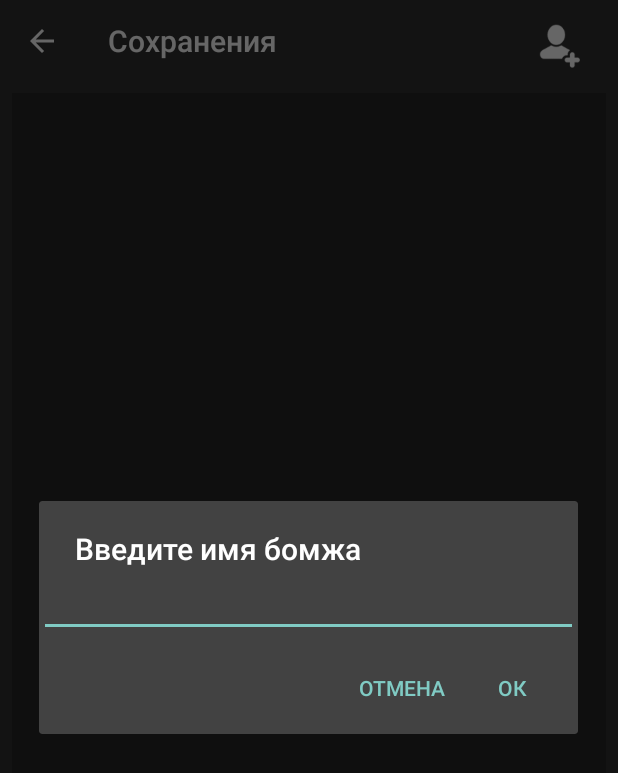
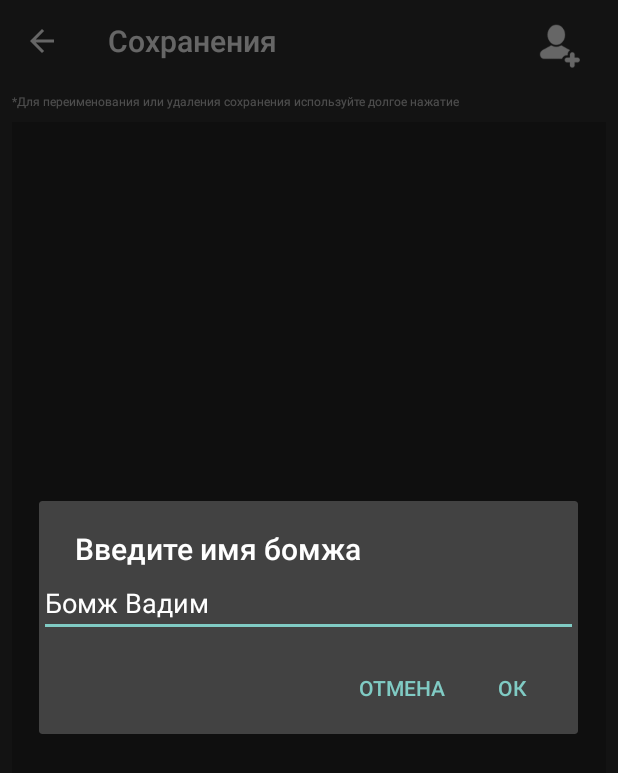
Before and after one commit to rpuxa/Bomjara2, an Android app: the SavesActivity screen opened directly, with no data from a screen before it, after a tap on an icon or button, on a phone screen of 412 x 824 dp. Shown: the top 773 px of the screen. Run offline under Robolectric (Android 15) with nearby library versions, the phone set to English and light mode, and no system bars.

Commit message:
fixed tips

```diff
--- a/app/src/main/java/ru/rpuxa/bomjara2/activities/MenuActivity.kt
+++ b/app/src/main/java/ru/rpuxa/bomjara2/activities/MenuActivity.kt
@@ -16,6 +16,7 @@ class MenuActivity : AppCompatActivity() {
 
     override fun onCreate(savedInstanceState: Bundle?) {
         super.onCreate(savedInstanceState)
+        TipFragment.allTips.clear()
         SaveLoader.load(filesDir)
         setContentView(R.layout.main_menu)
         saves.setOnClickListener {
--- a/app/src/main/java/ru/rpuxa/bomjara2/activities/SavesActivity.kt
+++ b/app/src/main/java/ru/rpuxa/bomjara2/activities/SavesActivity.kt
@@ -1,7 +1,6 @@
 package ru.rpuxa.bomjara2.activities
 
 import android.annotation.SuppressLint
-import android.app.Dialog
 import android.os.Bundle
 import android.support.v7.app.AlertDialog
 import android.support.v7.app.AppCompatActivity
@@ -37,7 +36,7 @@ class SavesActivity : AppCompatActivity() {
         recycler.adapter = savesAdapter
 
         new_save.setOnClickListener {
-            pickNameDialog { name ->
+            pickNameDialog(randName) { name ->
                 startGame(Player(random.nextLong(), name, false))
             }
         }
@@ -47,30 +46,25 @@ class SavesActivity : AppCompatActivity() {
 
     }
 
-    private fun pickNameDialog(startName: String = "", onName: (String) -> Unit) {
-        var dialog = null as Dialog?
-        val builder = AlertDialog.Builder(this)
-        builder.setTitle("Введите имя бомжа")
-
-        val nameEditText = EditText(this)
-        nameEditText.setText(startName)
-        builder.setView(nameEditText)
-
-        builder.setPositiveButton("Ок") { _, _ ->
+    private fun pickNameDialog(startName: String, onName: (String) -> Unit) {
+        val nameEditText = EditText(this).apply {
+            setText(startName)
+            hint = "Имя"
+            setSelection(text.length)
+        }
+        AlertDialog.Builder(this)
+                .setTitle("Введите имя бомжа")
+                .setView(nameEditText)
+                .setPositiveButton("Ок") { _, _ ->
                     val name = nameEditText.text.toString()
                     if (name.length < 4) {
                         toast("Имя должно быть не меньше 4 символов")
                         return@setPositiveButton
                     }
-            dialog!!.dismiss()
                     onName(name)
                 }
-
-        builder.setNegativeButton("Отмена") { _, _ ->
-            dialog!!.dismiss()
-        }
-
-        dialog = builder.show()
+                .setNegativeButton("Отмена", null)
+                .show()
     }
 
     private fun startGame(player: Player) {
@@ -126,23 +120,20 @@ class SavesActivity : AppCompatActivity() {
             popup.setOnMenuItemClickListener {
                 when (it.itemId) {
                     R.id.rename -> {
-                        pickNameDialog { newName ->
+                        pickNameDialog(save.name) { newName ->
                             save.name = newName
                             notifyItemChanged(holder.adapterPosition)
                         }
                     }
                     R.id.delete -> {
-                        var dialog = null as Dialog?
-                        dialog = AlertDialog.Builder(holder.view.context)
+                        AlertDialog.Builder(holder.view.context)
                                 .setTitle("Удалить сохранение?")
                                 .setPositiveButton("Удалить") { _, _ ->
                                     SaveLoader.delete(save)
                                     toast("Удалено")
                                     notifyItemRemoved(holder.adapterPosition)
                                 }
-                                .setNegativeButton("Отмена") { _, _ ->
-                                    dialog!!.dismiss()
-                                }
+                                .setNegativeButton("Отмена", null)
                                 .show()
                     }
                 }
@@ -157,4 +148,12 @@ class SavesActivity : AppCompatActivity() {
         SaveLoader.save(filesDir)
         super.onPause()
     }
+
+    companion object {
+        val names = arrayOf(
+                "Геннадий", "Василий", "Анатолий", "Семён", "Вадим"
+        )
+
+        val randName get() = "Бомж ${names[random.nextInt(names.size)]}"
     }
+}
--- a/app/src/main/java/ru/rpuxa/bomjara2/fragments/ActionsListFragment.kt
+++ b/app/src/main/java/ru/rpuxa/bomjara2/fragments/ActionsListFragment.kt
@@ -9,9 +9,11 @@ import android.view.View
 import android.view.ViewGroup
 import kotlinx.android.synthetic.main.action.view.*
 import kotlinx.android.synthetic.main.actions_list.*
+import kotlinx.android.synthetic.main.actions_list.view.*
 import ru.rpuxa.bomjara2.*
 import ru.rpuxa.bomjara2.actions.Action
 import ru.rpuxa.bomjara2.actions.Actions
+import ru.rpuxa.bomjara2.activities.TipFragment
 import ru.rpuxa.bomjara2.game.Player
 
 class ActionsListFragment : CacheFragment() {
@@ -27,6 +29,7 @@ class ActionsListFragment : CacheFragment() {
         actions_list.adapter.notifyDataSetChanged()
         icon.setImageBitmap(context.getMenuIcon(menu))
         title.text = Actions.getMenuName(menu)
+        TipFragment.setTip(view.tip_action, menu)
     }
 
 
--- a/app/src/main/res/layout/activity_prehistory.xml
+++ b/app/src/main/res/layout/activity_prehistory.xml
@@ -12,7 +12,7 @@
         android:layout_marginLeft="8dp"
         android:layout_marginRight="8dp"
         android:layout_marginStart="8dp"
-        android:layout_marginTop="8dp"
+        android:layout_marginTop="16dp"
         app:layout_constraintEnd_toEndOf="parent"
         app:layout_constraintStart_toStartOf="parent"
         app:layout_constraintTop_toBottomOf="@+id/textView26">
--- a/app/src/main/res/layout/activity_save.xml
+++ b/app/src/main/res/layout/activity_save.xml
@@ -28,8 +28,10 @@
         android:background="@color/cardview_shadow_start_color"
         app:layout_constraintBottom_toBottomOf="parent"
         app:layout_constraintEnd_toEndOf="parent"
+        app:layout_constraintHorizontal_bias="0.0"
         app:layout_constraintStart_toStartOf="parent"
-        app:layout_constraintTop_toBottomOf="@+id/toolbar">
+        app:layout_constraintTop_toBottomOf="@+id/textView24"
+        app:layout_constraintVertical_bias="1.0">
 
     </android.support.v7.widget.RecyclerView>
 
@@ -50,5 +52,17 @@
 
     </android.support.v7.widget.Toolbar>
 
+    <TextView
+        android:id="@+id/textView24"
+        android:layout_width="wrap_content"
+        android:layout_height="wrap_content"
+        android:layout_marginLeft="8dp"
+        android:layout_marginStart="8dp"
+        android:layout_marginTop="8dp"
+        android:text="*Для переименования или удаления сохранения используйте долгое нажатие"
+        android:textSize="8sp"
+        app:layout_constraintStart_toStartOf="parent"
+        app:layout_constraintTop_toBottomOf="@+id/toolbar" />
+
 
 </android.support.constraint.ConstraintLayout>
--- a/app/src/main/res/layout/tip.xml
+++ b/app/src/main/res/layout/tip.xml
@@ -20,7 +20,7 @@
             android:layout_marginEnd="5dp"
             android:layout_marginRight="5dp"
             android:layout_marginTop="5dp"
-            android:alpha="0.3"
+            android:alpha="0.5"
             android:scaleType="fitStart"
             app:layout_constraintBottom_toBottomOf="parent"
             app:layout_constraintEnd_toEndOf="parent"
@@ -29,7 +29,7 @@
             app:srcCompat="@drawable/close" />
 
         <TextView
-            android:id="@+id/textView24"
+            android:id="@+id/text_tip"
             android:layout_width="0dp"
             android:layout_height="wrap_content"
             android:layout_marginBottom="8dp"
@@ -38,7 +38,7 @@
             android:layout_marginRight="16dp"
             android:layout_marginStart="8dp"
             android:layout_marginTop="8dp"
-            android:text="ОООООООООООООООоооооооооооооооооооооооооооооооооооооооооооооооооооооооооооооооооооооооооооооооооооооооооооооооооооооооочень длинный текст"
+            android:text="                     "
             android:textSize="10sp"
             app:layout_constraintBottom_toBottomOf="parent"
             app:layout_constraintEnd_toStartOf="@+id/close_tip"
```
Also changed, not shown: app/src/main/java/ru/rpuxa/bomjara2/activities/ContentActivity.kt (+2 -5 lines), app/src/main/java/ru/rpuxa/bomjara2/activities/TipFragment.kt (added, +71 -0 lines), app/src/main/java/ru/rpuxa/bomjara2/game/Player.kt (+2 -8 lines), app/src/main/res/layout/actions_list.xml (+18 -3 lines), app/src/main/res/layout/courses.xml (+9 -0 lines), app/src/main/res/layout/location.xml (+23 -5 lines), app/src/main/res/layout/transport.xml (+24 -5 lines), app/src/main/res/layout/vip_opened.xml (+15 -1 lines). Lines whose indentation alone changed are shown as unchanged.
